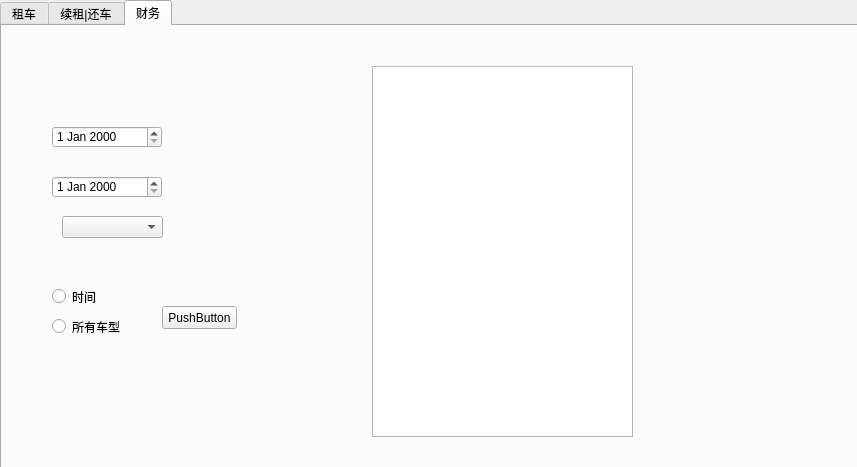
Before: the Qt Designer form manager.ui in TommyLee96/car-rent, drawn with Qt 5.
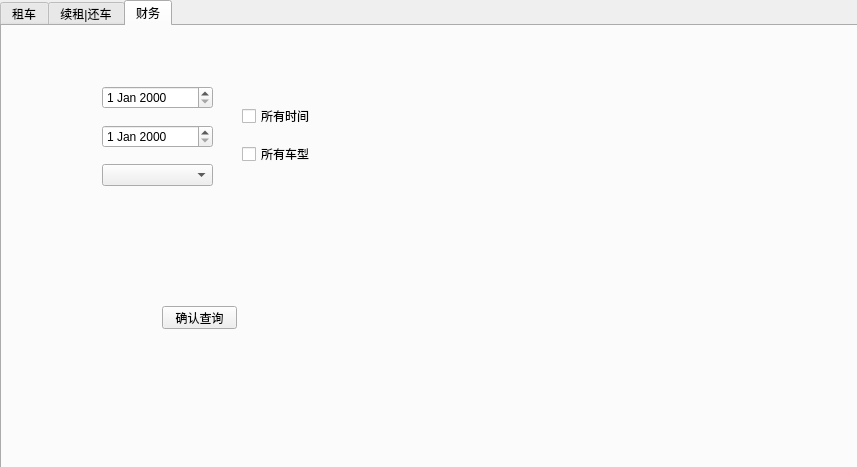
After: the same form once the commit is applied. The open tabs and pages were chosen to show the change. Icons and pictures are not drawn.

```diff
--- a/manager.ui
+++ b/manager.ui
@@ -707,26 +707,6 @@
     <attribute name="title">
      <string>财务</string>
     </attribute>
-    <widget class="QDateEdit" name="dateEdit_4">
-     <property name="geometry">
-      <rect>
-       <x>50</x>
-       <y>100</y>
-       <width>110</width>
-       <height>22</height>
-      </rect>
-     </property>
-    </widget>
-    <widget class="QDateEdit" name="dateEdit_5">
-     <property name="geometry">
-      <rect>
-       <x>50</x>
-       <y>150</y>
-       <width>110</width>
-       <height>22</height>
-      </rect>
-     </property>
-    </widget>
     <widget class="QPushButton" name="pushButton_6">
      <property name="geometry">
       <rect>
@@ -737,54 +717,55 @@
       </rect>
      </property>
      <property name="text">
-      <string>PushButton</string>
+      <string>确认查询</string>
      </property>
     </widget>
-    <widget class="QRadioButton" name="radioButton">
+    <widget class="QWidget" name="verticalLayoutWidget_8">
      <property name="geometry">
       <rect>
-       <x>50</x>
-       <y>260</y>
-       <width>91</width>
-       <height>21</height>
+       <x>100</x>
+       <y>50</y>
+       <width>111</width>
+       <height>121</height>
       </rect>
      </property>
-     <property name="text">
-      <string>时间</string>
-     </property>
+     <layout class="QVBoxLayout" name="verticalLayout_8">
+      <item>
+       <widget class="QDateEdit" name="dateEdit_4"/>
+      </item>
+      <item>
+       <widget class="QDateEdit" name="dateEdit_5"/>
+      </item>
+      <item>
+       <widget class="QComboBox" name="comboBox"/>
+      </item>
+     </layout>
     </widget>
-    <widget class="QRadioButton" name="radioButton_2">
+    <widget class="QWidget" name="verticalLayoutWidget_9">
      <property name="geometry">
       <rect>
-       <x>50</x>
-       <y>290</y>
-       <width>71</width>
-       <height>21</height>
+       <x>240</x>
+       <y>70</y>
+       <width>85</width>
+       <height>80</height>
       </rect>
      </property>
-     <property name="text">
-      <string>所有车型</string>
-     </property>
-    </widget>
-    <widget class="QTableWidget" name="tableWidget">
-     <property name="geometry">
-      <rect>
-       <x>370</x>
-       <y>40</y>
-       <width>261</width>
-       <height>371</height>
-      </rect>
-     </property>
-    </widget>
-    <widget class="QComboBox" name="comboBox">
-     <property name="geometry">
-      <rect>
-       <x>60</x>
-       <y>190</y>
-       <width>101</width>
-       <height>22</height>
-      </rect>
-     </property>
+     <layout class="QVBoxLayout" name="verticalLayout_9">
+      <item>
+       <widget class="QCheckBox" name="checkBox">
+        <property name="text">
+         <string>所有时间</string>
+        </property>
+       </widget>
+      </item>
+      <item>
+       <widget class="QCheckBox" name="checkBox_2">
+        <property name="text">
+         <string>所有车型</string>
+        </property>
+       </widget>
+      </item>
+     </layout>
     </widget>
    </widget>
   </widget>
```
Left out of the diff: 35 changed lines with no effect on the pictures.
